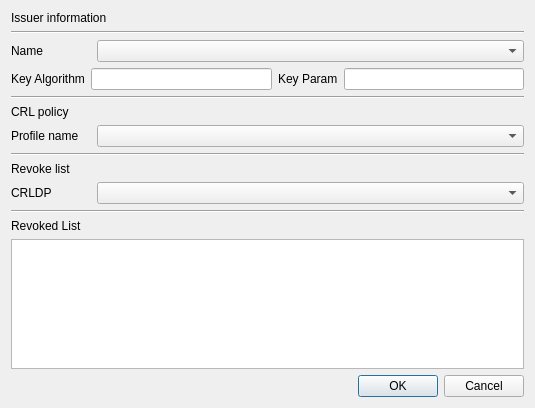
Before: the Qt Designer form CertMan/make_crl_dlg.ui in jykim74/CertMan, drawn with Qt 5.
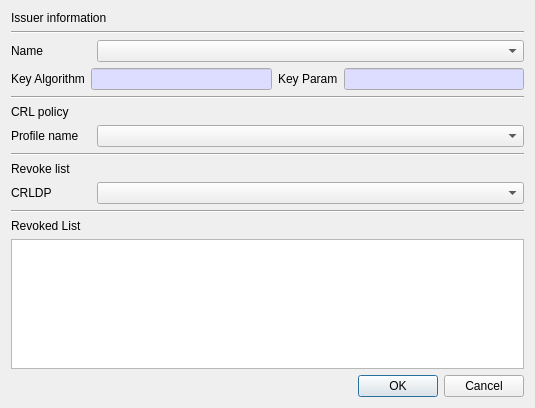
After: the same form once the commit is applied.

Commit message: Read-Only 폼 색 표시

Patch:
```diff
--- a/CertMan/make_crl_dlg.ui
+++ b/CertMan/make_crl_dlg.ui
@@ -63,7 +63,48 @@
       <number>0</number>
      </property>
      <item row="0" column="1">
-      <widget class="QLineEdit" name="mAlgorithmText"/>
+      <widget class="QLineEdit" name="mAlgorithmText">
+       <property name="palette">
+        <palette>
+         <active>
+          <colorrole role="Base">
+           <brush brushstyle="SolidPattern">
+            <color alpha="255">
+             <red>221</red>
+             <green>221</green>
+             <blue>255</blue>
+            </color>
+           </brush>
+          </colorrole>
+         </active>
+         <inactive>
+          <colorrole role="Base">
+           <brush brushstyle="SolidPattern">
+            <color alpha="255">
+             <red>221</red>
+             <green>221</green>
+             <blue>255</blue>
+            </color>
+           </brush>
+          </colorrole>
+         </inactive>
+         <disabled>
+          <colorrole role="Base">
+           <brush brushstyle="SolidPattern">
+            <color alpha="255">
+             <red>240</red>
+             <green>240</green>
+             <blue>240</blue>
+            </color>
+           </brush>
+          </colorrole>
+         </disabled>
+        </palette>
+       </property>
+       <property name="readOnly">
+        <bool>true</bool>
+       </property>
+      </widget>
      </item>
      <item row="0" column="2">
       <widget class="QLabel" name="mOptionLabel">
@@ -80,7 +121,48 @@
       </widget>
      </item>
      <item row="0" column="3">
-      <widget class="QLineEdit" name="mOptionText"/>
+      <widget class="QLineEdit" name="mOptionText">
+       <property name="palette">
+        <palette>
+         <active>
+          <colorrole role="Base">
+           <brush brushstyle="SolidPattern">
+            <color alpha="255">
+             <red>221</red>
+             <green>221</green>
+             <blue>255</blue>
+            </color>
+           </brush>
+          </colorrole>
+         </active>
+         <inactive>
+          <colorrole role="Base">
+           <brush brushstyle="SolidPattern">
+            <color alpha="255">
+             <red>221</red>
+             <green>221</green>
+             <blue>255</blue>
+            </color>
+           </brush>
+          </colorrole>
+         </inactive>
+         <disabled>
+          <colorrole role="Base">
+           <brush brushstyle="SolidPattern">
+            <color alpha="255">
+             <red>240</red>
+             <green>240</green>
+             <blue>240</blue>
+            </color>
+           </brush>
+          </colorrole>
+         </disabled>
+        </palette>
+       </property>
+       <property name="readOnly">
+        <bool>true</bool>
+       </property>
+      </widget>
      </item>
     </layout>
    </item>
```
The commit also changes 3 other files.
